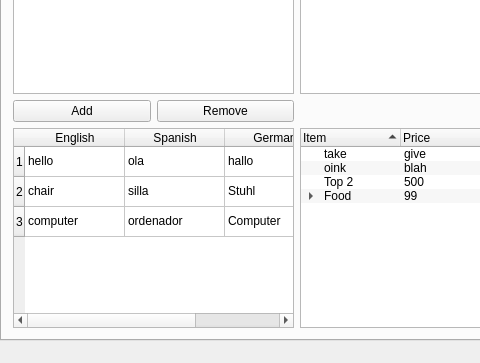
KDE/qtatspi, file examples/simple/mainwindow.ui: the form before one commit; both pictures show x 0 to 480 and y 163 to 526 of the 594 by 526 pixel window.
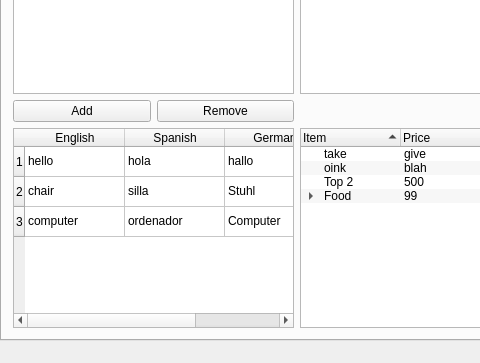
The form after the commit.

Commit message: Corrected typo in simple example

Diff of the .ui file:
```diff
--- a/examples/simple/mainwindow.ui
+++ b/examples/simple/mainwindow.ui
@@ -373,7 +373,7 @@
           </item>
           <item row="0" column="1">
            <property name="text">
-            <string>ola</string>
+            <string>hola</string>
            </property>
           </item>
           <item row="0" column="2">
```
